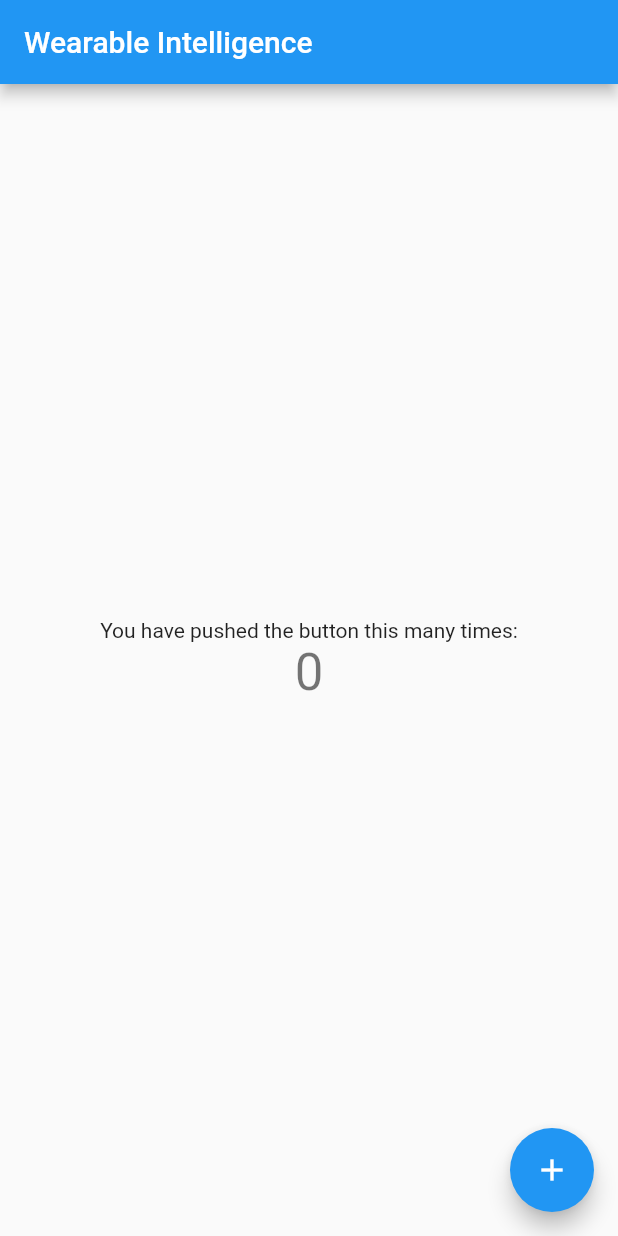
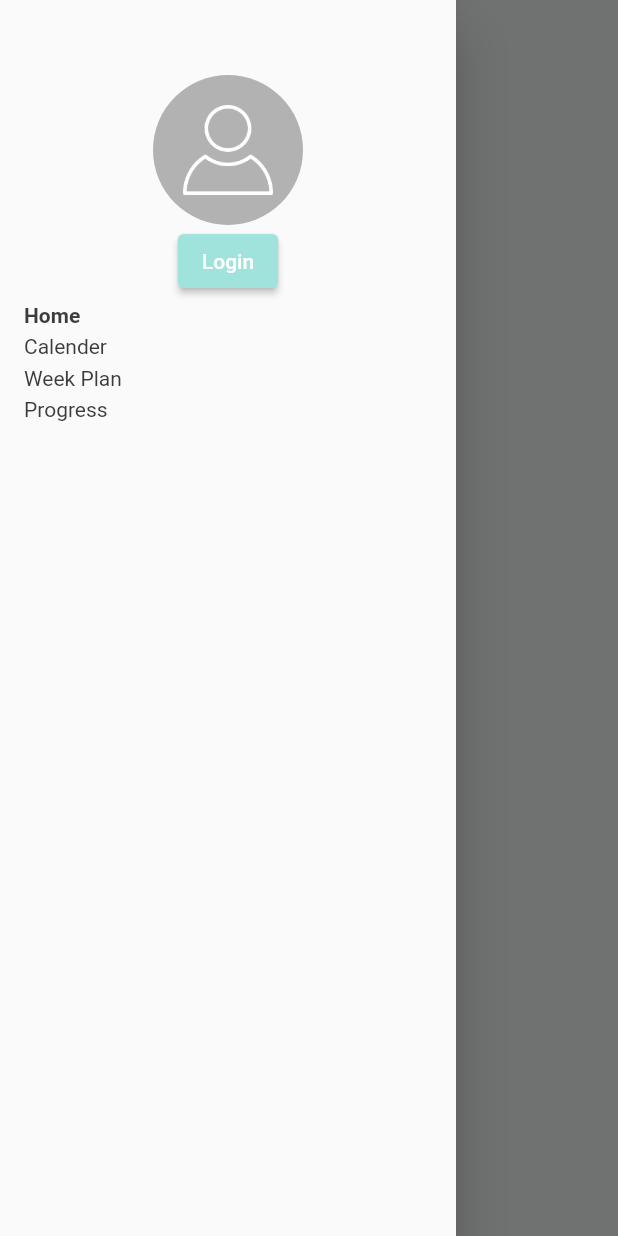
Before and after one commit to lemonfrance/fitness_mobile_app, a Flutter app: the screen it shows after launch, with the side drawer open (before the commit the screen has no drawer), on a phone screen of 412 x 824 dp. Run offline on Flutter 3.47's test engine with Material 2 defaults, Android fonts, the light colour scheme and no system bars; Roboto replaces fonts that are missing (Sohne-Buch).

Commit message:
add drawer and some styling for it

```diff
--- /dev/null
+++ b/lib/components/drawer.dart
@@ -0,0 +1,68 @@
+import 'package:flutter/cupertino.dart';
+import 'package:flutter/material.dart';
+import 'package:wearable_intelligence/styles.dart';
+
+// Eventually I would like it if this showed the user profile in the nav bar as well.
+class AppDrawer extends StatelessWidget {
+  static String pageName;
+
+  AppDrawer(String page) {
+    pageName = page;
+    print(page);
+  }
+  @override
+  Widget build(BuildContext context) {
+    return Drawer(
+      child: Padding(
+        padding: EdgeInsets.only(left: 16, top: 50, right: 16, bottom: 100),
+        child: Column(
+          crossAxisAlignment: CrossAxisAlignment.start,
+          children: [
+            Container(
+              alignment: Alignment.center,
+              child: Container(
+                width: 100,
+                height: 100,
+                padding: EdgeInsets.only(bottom: 16),
+                decoration: BoxDecoration(
+                  shape: BoxShape.circle,
+                  image: DecorationImage(
+                    fit: BoxFit.cover,
+                    image: AssetImage('assets/images/profile.png'),
+                  ),
+                ),
+              ),
+            ),
+            Container(
+              alignment: Alignment.center,
+              child: ElevatedButton(
+                onPressed: () {},
+                child: Text("Login"),
+                style: ElevatedButton.styleFrom(
+                  primary: Colours.lightBlue,
+                  onSurface: Colours.white,
+                ),
+              ),
+            ),
+            Text(
+              "Home",
+              style: TextStyle(fontWeight: (pageName == "Home") ? FontWeight.bold : FontWeight.normal),
+            ),
+            Text(
+              "Calender",
+              style: TextStyle(fontWeight: (pageName == "Calender") ? FontWeight.bold : FontWeight.normal),
+            ),
+            Text(
+              "Week Plan",
+              style: TextStyle(fontWeight: (pageName == "Week Plan") ? FontWeight.bold : FontWeight.normal),
+            ),
+            Text(
+              "Progress",
+              style: TextStyle(fontWeight: (pageName == "Progress") ? FontWeight.bold : FontWeight.normal),
+            ),
+          ],
+        ),
+      ),
+    );
+  }
+}
--- a/lib/main.dart
+++ b/lib/main.dart
@@ -1,4 +1,6 @@
 import 'package:flutter/material.dart';
+import 'package:wearable_intelligence/components/drawer.dart';
+import 'package:wearable_intelligence/styles.dart';
 
 void main() {
   runApp(MyApp());
@@ -10,18 +12,7 @@ class MyApp extends StatelessWidget {
   Widget build(BuildContext context) {
     return MaterialApp(
       title: 'Wearable Intelligence',
-      theme: ThemeData(
-        // This is the theme of your application.
-        //
-        // Try running your application with "flutter run". You'll see the
-        // application has a blue toolbar. Then, without quitting the app, try
-        // changing the primarySwatch below to Colors.green and then invoke
-        // "hot reload" (press "r" in the console where you ran "flutter run",
-        // or simply save your changes to "hot reload" in a Flutter IDE).
-        // Notice that the counter didn't reset back to zero; the application
-        // is not restarted.
-        primarySwatch: Colors.blue,
-      ),
+      theme: AppTheme.theme,
       home: MyHomePage(title: 'Wearable Intelligence'),
     );
   }
@@ -30,15 +21,6 @@ class MyApp extends StatelessWidget {
 class MyHomePage extends StatefulWidget {
   MyHomePage({Key key, this.title}) : super(key: key);
 
-  // This widget is the home page of your application. It is stateful, meaning
-  // that it has a State object (defined below) that contains fields that affect
-  // how it looks.
-
-  // This class is the configuration for the state. It holds the values (in this
-  // case the title) provided by the parent (in this case the App widget) and
-  // used by the build method of the State. Fields in a Widget subclass are
-  // always marked "final".
-
   final String title;
 
   @override
@@ -46,68 +28,26 @@ class MyHomePage extends StatefulWidget {
 }
 
 class _MyHomePageState extends State<MyHomePage> {
-  int _counter = 0;
-
-  void _incrementCounter() {
-    setState(() {
-      // This call to setState tells the Flutter framework that something has
-      // changed in this State, which causes it to rerun the build method below
-      // so that the display can reflect the updated values. If we changed
-      // _counter without calling setState(), then the build method would not be
-      // called again, and so nothing would appear to happen.
-      _counter++;
-    });
-  }
-
   @override
   Widget build(BuildContext context) {
-    // This method is rerun every time setState is called, for instance as done
-    // by the _incrementCounter method above.
-    //
-    // The Flutter framework has been optimized to make rerunning build methods
-    // fast, so that you can just rebuild anything that needs updating rather
-    // than having to individually change instances of widgets.
     return Scaffold(
+      backgroundColor: AppTheme.theme.backgroundColor,
       appBar: AppBar(
-        // Here we take the value from the MyHomePage object that was created by
-        // the App.build method, and use it to set our appbar title.
-        title: Text(widget.title),
+        title: Text(
+          widget.title,
+          style: TextStyle(
+            color: Colours.darkBlue,
+          ),
+        ),
+        iconTheme: IconThemeData(
+          color: Colours.darkBlue,
+        ),
+        elevation: 0,
+        backgroundColor: AppTheme.theme.backgroundColor,
+        foregroundColor: Colours.darkBlue,
       ),
-      body: Center(
-        // Center is a layout widget. It takes a single child and positions it
-        // in the middle of the parent.
-        child: Column(
-          // Column is also a layout widget. It takes a list of children and
-          // arranges them vertically. By default, it sizes itself to fit its
-          // children horizontally, and tries to be as tall as its parent.
-          //
-          // Invoke "debug painting" (press "p" in the console, choose the
-          // "Toggle Debug Paint" action from the Flutter Inspector in Android
-          // Studio, or the "Toggle Debug Paint" command in Visual Studio Code)
-          // to see the wireframe for each widget.
-          //
-          // Column has various properties to control how it sizes itself and
-          // how it positions its children. Here we use mainAxisAlignment to
-          // center the children vertically; the main axis here is the vertical
-          // axis because Columns are vertical (the cross axis would be
-          // horizontal).
-          mainAxisAlignment: MainAxisAlignment.center,
-          children: <Widget>[
-            Text(
-              'You have pushed the button this many times:',
-            ),
-            Text(
-              '$_counter',
-              style: Theme.of(context).textTheme.headline4,
-            ),
-          ],
-        ),
-      ),
-      floatingActionButton: FloatingActionButton(
-        onPressed: _incrementCounter,
-        tooltip: 'Increment',
-        child: Icon(Icons.add),
-      ), // This trailing comma makes auto-formatting nicer for build methods.
+      drawer: AppDrawer('Home'),
+      body: Center(),
     );
   }
 }
--- a/pubspec.yaml
+++ b/pubspec.yaml
@@ -45,9 +45,8 @@ flutter:
   uses-material-design: true
 
   # To add assets to your application, add an assets section, like this:
-  # assets:
-  #   - images/a_dot_burr.jpeg
-  #   - images/a_dot_ham.jpeg
+  assets:
+    - assets/images/profile.png
 
   # An image asset can refer to one or more resolution-specific "variants", see
   # https://flutter.dev/assets-and-images/#resolution-aware.
```
Also changed, not shown: assets/images/profile.png (added), lib/pages/calender.dart (added), lib/pages/homeScreen.dart (added), lib/pages/vitals.dart (added), lib/pages/weekPlan.dart (added).
